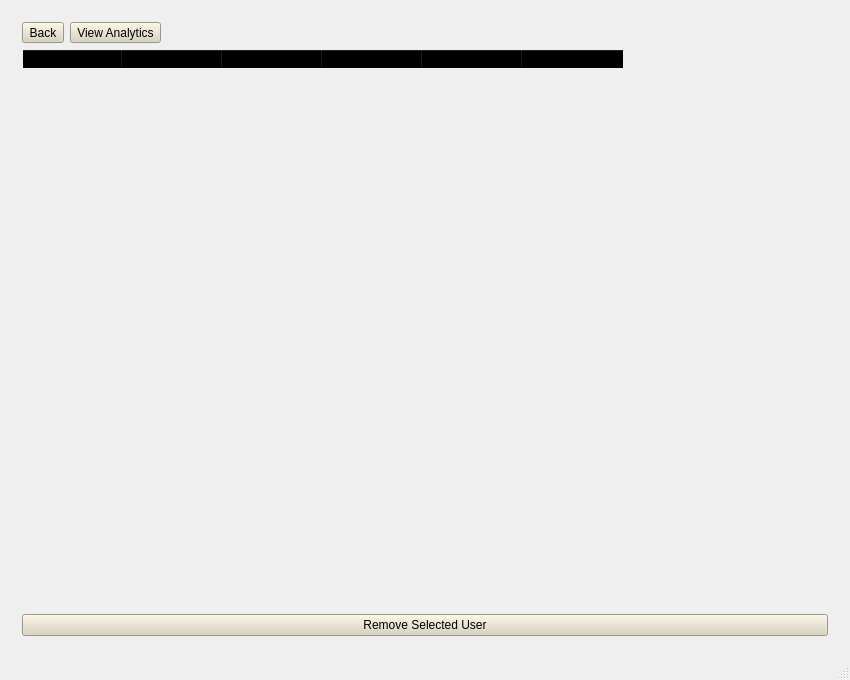
nphelpsiv/Education-App, file mainwindow.ui: the form before one commit.
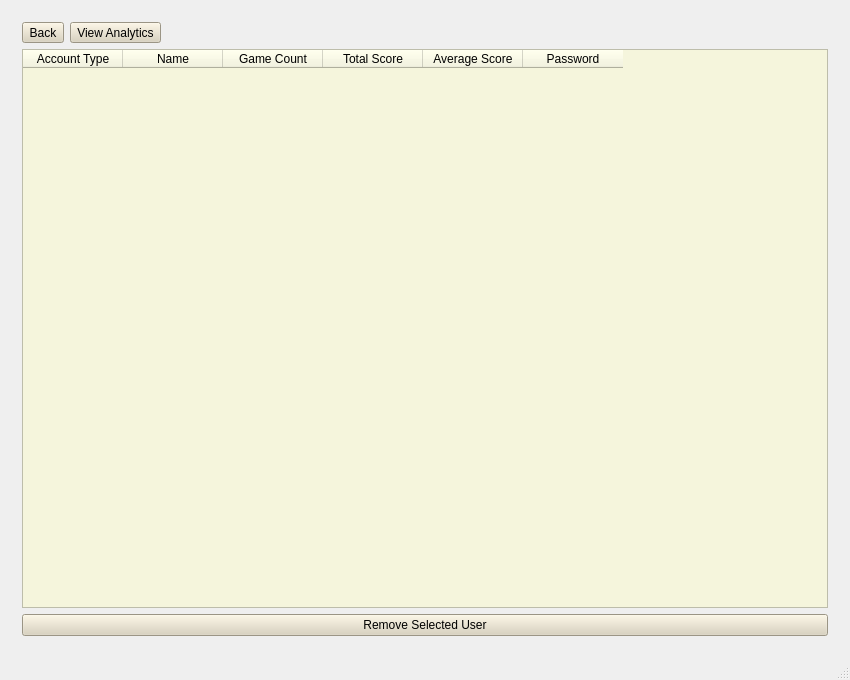
The form after the commit. Icons and pictures are not drawn.

Commit message:
header back biege
color changes

What changed in the file:
```diff
--- a/mainwindow.ui
+++ b/mainwindow.ui
@@ -2589,10 +2589,10 @@
              </colorrole>
              <colorrole role="Button">
               <brush brushstyle="SolidPattern">
-               <color alpha="0">
-                <red>0</red>
-                <green>0</green>
-                <blue>0</blue>
+               <color alpha="255">
+                <red>245</red>
+                <green>245</green>
+                <blue>220</blue>
                </color>
               </brush>
              </colorrole>
@@ -2615,20 +2615,20 @@
               </brush>
              </colorrole>
              <colorrole role="Base">
-              <brush brushstyle="NoBrush">
+              <brush brushstyle="SolidPattern">
                <color alpha="255">
-                <red>0</red>
-                <green>0</green>
-                <blue>0</blue>
+                <red>245</red>
+                <green>245</green>
+                <blue>220</blue>
                </color>
               </brush>
              </colorrole>
              <colorrole role="Window">
               <brush brushstyle="SolidPattern">
-               <color alpha="0">
-                <red>0</red>
-                <green>0</green>
-                <blue>0</blue>
+               <color alpha="255">
+                <red>245</red>
+                <green>245</green>
+                <blue>220</blue>
                </color>
               </brush>
              </colorrole>
@@ -2672,10 +2672,10 @@
              </colorrole>
              <colorrole role="Button">
               <brush brushstyle="SolidPattern">
-               <color alpha="0">
-                <red>0</red>
-                <green>0</green>
-                <blue>0</blue>
+               <color alpha="255">
+                <red>245</red>
+                <green>245</green>
+                <blue>220</blue>
                </color>
               </brush>
              </colorrole>
@@ -2698,20 +2698,20 @@
               </brush>
              </colorrole>
              <colorrole role="Base">
-              <brush brushstyle="NoBrush">
+              <brush brushstyle="SolidPattern">
                <color alpha="255">
-                <red>0</red>
-                <green>0</green>
-                <blue>0</blue>
+                <red>245</red>
+                <green>245</green>
+                <blue>220</blue>
                </color>
               </brush>
              </colorrole>
              <colorrole role="Window">
               <brush brushstyle="SolidPattern">
-               <color alpha="0">
-                <red>0</red>
-                <green>0</green>
-                <blue>0</blue>
+               <color alpha="255">
+                <red>245</red>
+                <green>245</green>
+                <blue>220</blue>
                </color>
               </brush>
              </colorrole>
```
Left out of the diff: 12 changed lines with no effect on the pictures.
